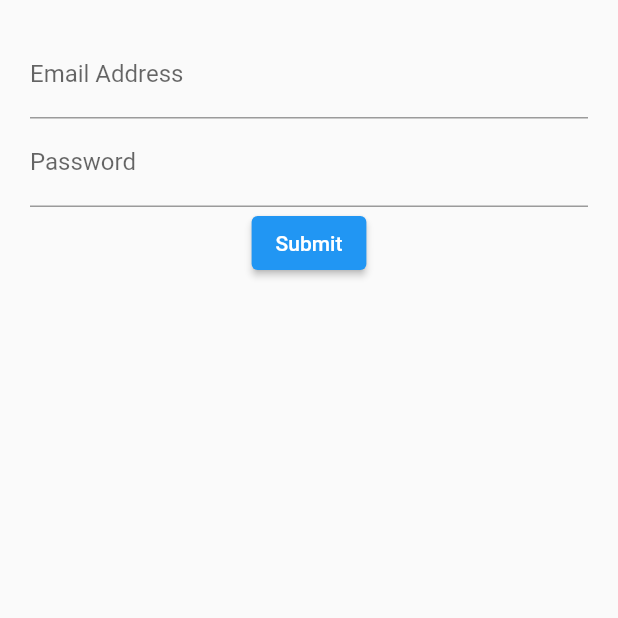
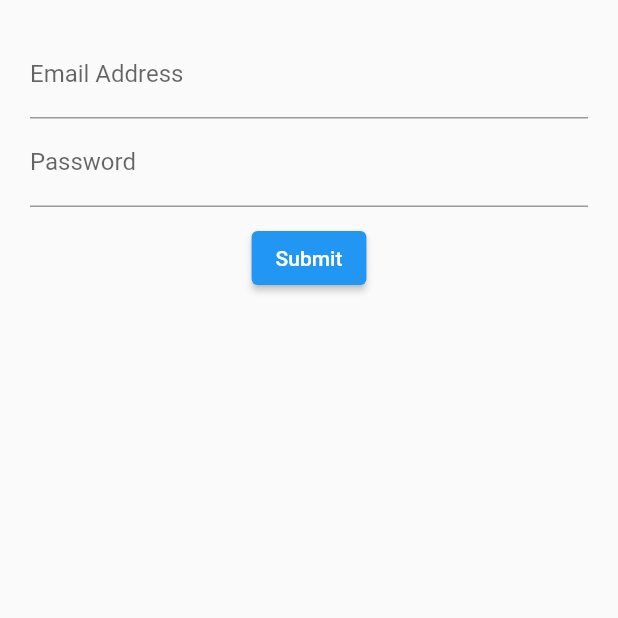
Before and after one commit to irfan87/login_stateful_flutter, a Flutter app: the screen it shows after launch, on a phone screen of 412 x 824 dp, the top half of it. Run offline on Flutter 3.47's test engine with Material 2 defaults, Android fonts, the phone set to English and light mode, and no system bars.

Commit message:
layout control

```diff
--- a/lib/src/screens/login_screen.dart
+++ b/lib/src/screens/login_screen.dart
@@ -16,6 +16,10 @@ class LoginScreenState extends State<LoginScreen> {
           children: [
             emailField(),
             passwordField(),
+            SizedBox(
+              width: 10.0,
+              height: 10.0,
+            ),
             submitButton(),
           ],
         ),
```
